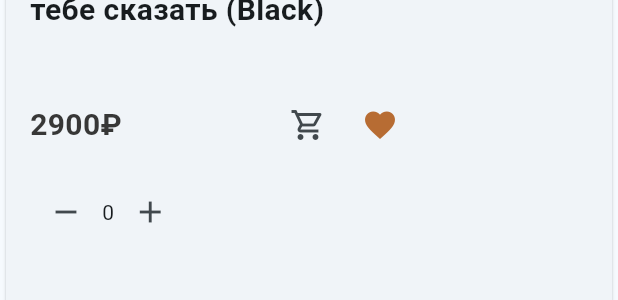
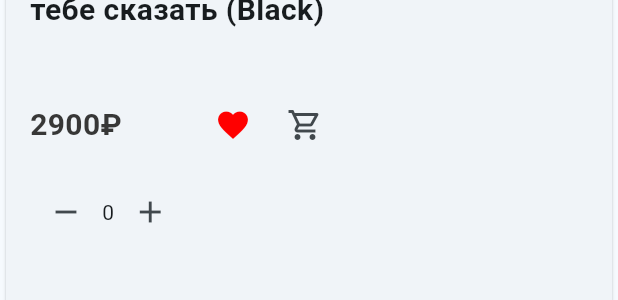
Before and after one commit to Nargon2904/corp5, a Flutter app: the CartCard widget shown alone on an empty page, opened directly with sample values from the repository, after a tap on the "favorite outline" icon, on a phone screen of 412 x 824 dp. Shown: the part 385-685 px from the top of the screen. Run offline on Flutter 3.47's test engine with Material 3 defaults, Android fonts, the phone set to English and light mode, and no system bars; network calls fail.

```diff
--- a/lib/components/card.dart
+++ b/lib/components/card.dart
@@ -73,7 +73,7 @@ class ItemListState extends State<ItemList> {
                           });
                         },
                         icon: widget.listing.isfavor ?
-                          const Icon(Icons.favorite, color: Color.fromARGB(255, 96, 160, 195)) :
+                          const Icon(Icons.favorite, color: Color.fromARGB(255, 255, 0, 0)) :
                           const Icon(Icons.favorite_border_outlined)
                         ),
                         IconButton(onPressed: () {
@@ -87,7 +87,7 @@ class ItemListState extends State<ItemList> {
                           });
                         },
                         icon: widget.listing.iscart ?
-                          const Icon(Icons.shopping_cart, color: Color.fromARGB(255, 183, 108, 51)) :
+                          const Icon(Icons.shopping_cart, color: Color.fromARGB(255, 96, 160, 195)) :
                           const Icon(Icons.shopping_cart_outlined)
                         )
                       ],
--- a/lib/components/cart_card.dart
+++ b/lib/components/cart_card.dart
@@ -69,7 +69,21 @@ class CartCardState extends State<CartCard> {
                             color: Color.fromARGB(255, 55, 55, 55),
                           ),
                         ),
-                        const SizedBox(width: 100,),
+                        const SizedBox(width: 50,),
+                        IconButton(onPressed: () {
+                          setState(() {
+                            if (widget.listing.isfavor) {
+                              favorListings.remove(widget.listing);
+                            } else {
+                              favorListings.add(widget.listing);
+                            }
+                            widget.listing.isfavor = !widget.listing.isfavor;
+                          });
+                        },
+                        icon: widget.listing.isfavor ?
+                          const Icon(Icons.favorite, color: Color.fromARGB(255, 255, 0, 0)) :
+                          const Icon(Icons.favorite_border_outlined)
+                        ),
                         IconButton(onPressed: () {
                           setState(() {
                             if (widget.listing.iscart) {
@@ -81,23 +95,10 @@ class CartCardState extends State<CartCard> {
                           });
                         },
                         icon: widget.listing.iscart ?
-                          const Icon(Icons.shopping_cart, color: Color.fromARGB(255, 183, 108, 51)) :
+                          const Icon(Icons.shopping_cart, color: Color.fromARGB(255, 96, 160, 195)) :
                           const Icon(Icons.shopping_cart_outlined)
                         ),
-                        IconButton(onPressed: () {
-                          setState(() {
-                            if (widget.listing.isfavor) {
-                              favorListings.remove(widget.listing);
-                            } else {
-                              favorListings.add(widget.listing);
-                            }
-                            widget.listing.isfavor = !widget.listing.isfavor;
-                          });
-                        },
-                        icon: widget.listing.isfavor ?
-                          const Icon(Icons.favorite, color: Color.fromARGB(255, 183, 108, 51)) :
-                          const Icon(Icons.favorite_border_outlined)
-                        )
+
                       ],
                     ),
                     const SizedBox(height: 10),
--- a/lib/pages/cart_page.dart
+++ b/lib/pages/cart_page.dart
@@ -43,7 +43,7 @@ class CartPageState extends State<CartPage> {
         child: GridView.builder(
           gridDelegate: const SliverGridDelegateWithFixedCrossAxisCount(
             crossAxisCount: 2,
-            childAspectRatio: 1.45 / 2,
+            childAspectRatio: 1.45 / 2.5,
             mainAxisSpacing: 2,
           ),
           itemCount: uniqueListings.length,
```
Also changed, not shown: assets/images/image6-1.png (added), assets/images/image6-2.png (added), assets/images/image6-3.png (added), 1 other file.
